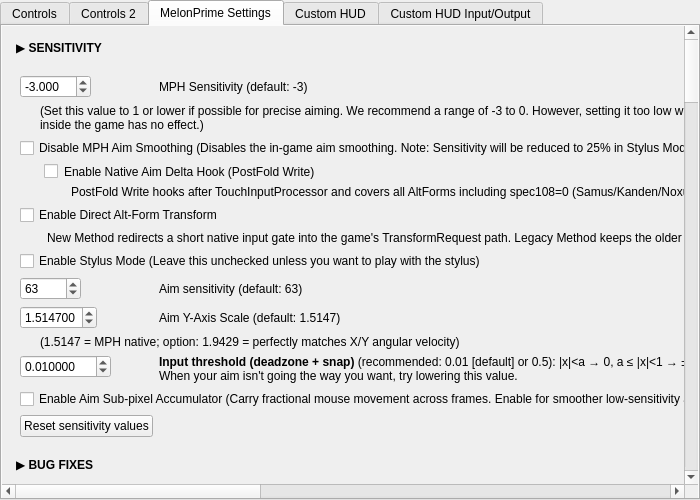
The window that src/frontend/qt_sdl/InputConfig/MelonPrimeInputConfig.ui (ag-advania/melonPrimeDS) describes before a commit, drawn with Qt 5.
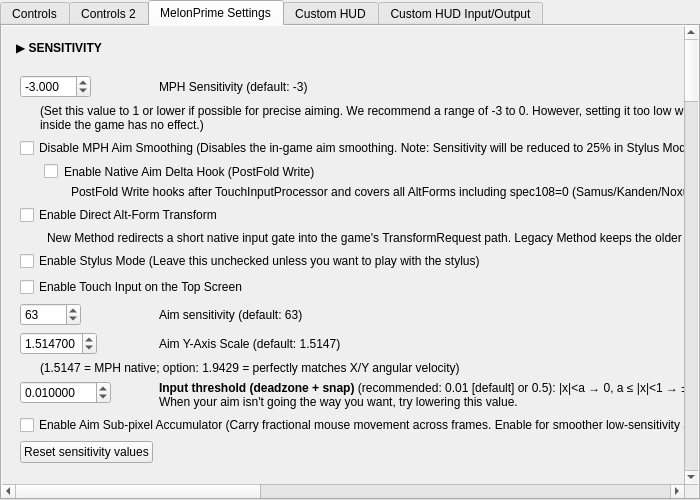
The same window after the commit. The open tabs and pages were chosen to show the change.

Commit message: feat(input): enable touch input on top screen

What changed in the file:
```diff
--- a/src/frontend/qt_sdl/InputConfig/MelonPrimeInputConfig.ui
+++ b/src/frontend/qt_sdl/InputConfig/MelonPrimeInputConfig.ui
@@ -144,7 +144,12 @@
 												<property name="text"><string>Enable Stylus Mode (Leave this unchecked unless you want to play with the stylus)</string></property>
 											</widget>
 										</item>
-										<item row="11" column="0">
+										<item row="11" column="0" colspan="2">
+											<widget class="QCheckBox" name="cbMetroidEnableTopScreenTouch">
+												<property name="text"><string>Enable Touch Input on the Top Screen</string></property>
+											</widget>
+										</item>
+										<item row="12" column="0">
 											<widget class="QSpinBox" name="metroidAimSensitvitySpinBox">
 												<property name="minimum">
 													<number>0</number>
@@ -157,14 +162,14 @@
 												</property>
 											</widget>
 										</item>
-										<item row="11" column="1">
+										<item row="12" column="1">
 											<widget class="QLabel" name="metroidAimSensitvityLabel">
 												<property name="text">
 													<string>Aim sensitivity (default: 63)</string>
 												</property>
 											</widget>
 										</item>
-										<item row="12" column="0">
+										<item row="13" column="0">
 											<widget class="QDoubleSpinBox" name="metroidAimYAxisScaleSpinBox">
 												<property name="minimum">
 													<double>0.000001</double>
@@ -183,14 +188,14 @@
 												</property>
 											</widget>
 										</item>
-										<item row="12" column="1">
+										<item row="13" column="1">
 											<widget class="QLabel" name="metroidAimYAxisScaleLabel">
 												<property name="text">
 													<string>Aim Y-Axis Scale (default: 1.5147)</string>
 												</property>
 											</widget>
 										</item>
-										<item row="13" column="0" colspan="2">
+										<item row="14" column="0" colspan="2">
 											<widget class="QLabel" name="metroidAimYAxisScaleLabel2">
 												<property name="text">
 													<string>(1.5147 = MPH native; option: 1.9429 = perfectly matches X/Y angular velocity)</string>
@@ -203,7 +208,7 @@
 												</property>
 											</widget>
 										</item>
-										<item row="14" column="0">
+										<item row="15" column="0">
 											<widget class="QDoubleSpinBox" name="metroidAimAdjustSpinBox">
 												<property name="minimum">
 													<double>0.000000</double>
@@ -222,19 +227,19 @@
 												</property>
 											</widget>
 										</item>
-										<item row="14" column="1">
+										<item row="15" column="1">
 											<widget class="QLabel" name="metroidAimAdjustLabel">
 												<property name="text">
 													<string notr="true">&lt;html&gt;&lt;head/&gt;&lt;body&gt;&lt;p&gt;&lt;b&gt;Input threshold (deadzone + snap)&lt;/b&gt; (recommended: 0.01 [default] or 0.5): |x|&amp;lt;a → 0, a ≤ |x|&amp;lt;1 → ±1, |x|≥1 → as is (a=0: off = all values under 1 ignored, no snap)&lt;br/&gt;When your aim isn't going the way you want, try lowering this value.&lt;/p&gt;&lt;/body&gt;&lt;/html&gt;</string>
 												</property>
 											</widget>
 										</item>
-										<item row="15" column="0" colspan="2">
+										<item row="16" column="0" colspan="2">
 											<widget class="QCheckBox" name="cbMetroidEnableAimAccumulator">
 												<property name="text"><string>Enable Aim Sub-pixel Accumulator (Carry fractional mouse movement across frames. Enable for smoother low-sensitivity aiming)</string></property>
 											</widget>
 										</item>
-										<item row="16" column="0">
+										<item row="17" column="0">
 											<widget class="QPushButton" name="metroidResetSensitivityValues">
 												<property name="text">
 													<string>Reset sensitivity values</string>
```
The commit also changes 7 other files.
